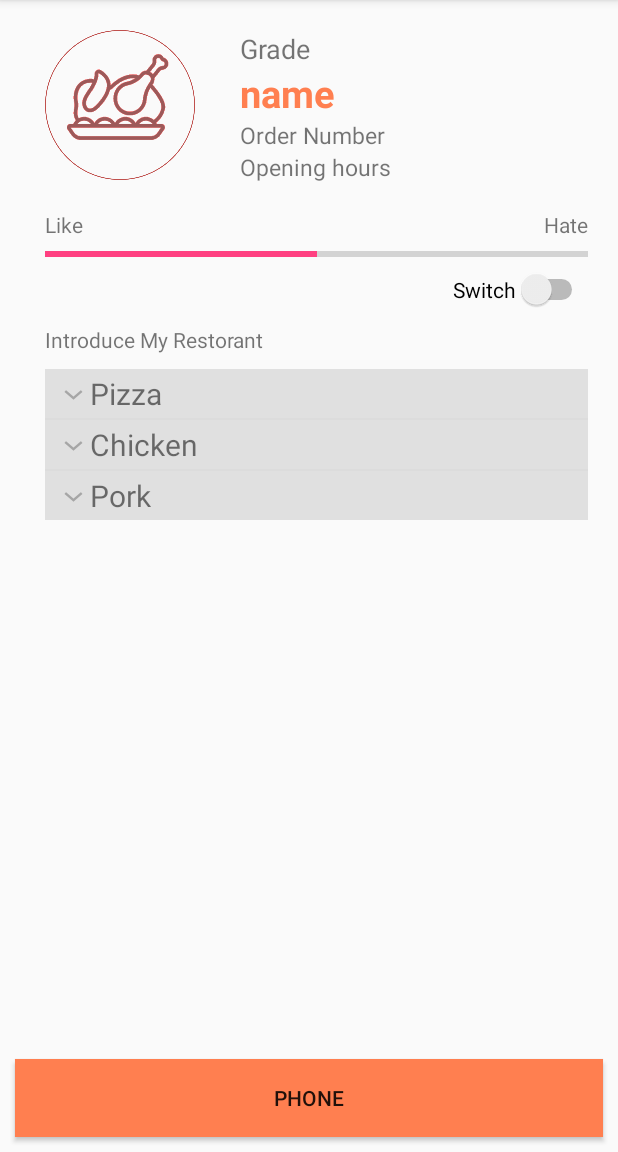
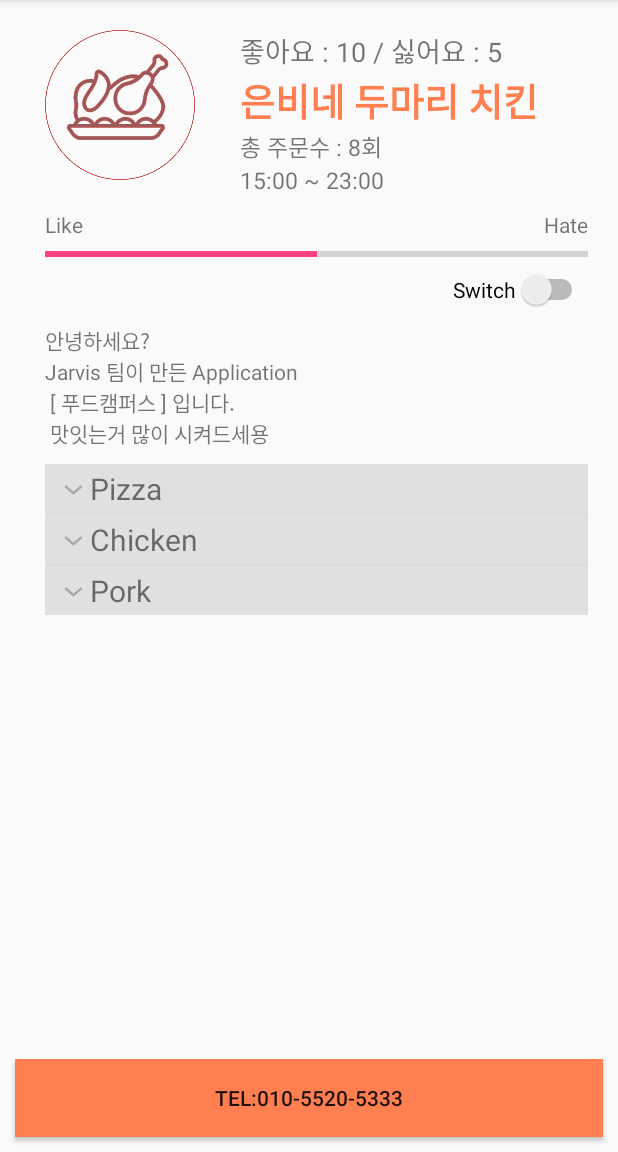
Before and after one commit to JunHoPark93/FoodCampus, an Android app: the DetailActivity screen opened directly, with no data from a screen before it, on a phone screen of 412 x 824 dp, the part 84-1236 px from its top. Run offline under Robolectric (Android 15) with nearby library versions, the phone set to English and light mode, and no system bars; our stand-ins replace ButterKnife; libraries missing offline, so code that uses them is left out: com.kakao.network, com.kakao.usermgmt, com.kakao.util.

Commit message:
레스토랑 뷰 수정

```diff
--- a/app/src/main/java/com/jarvis/foodcampus/presenter/detail/DetailAdapter.java
+++ b/app/src/main/java/com/jarvis/foodcampus/presenter/detail/DetailAdapter.java
@@ -37,7 +37,6 @@ public class DetailAdapter extends BaseExpandableListAdapter{
         arrayGroup = new ArrayList<>();
         arrayChild = new HashMap<>();
     }
-
 
     @Override
     public int getGroupCount() {
--- a/app/src/main/java/com/jarvis/foodcampus/presenter/detail/DetailPresenterImpl.java
+++ b/app/src/main/java/com/jarvis/foodcampus/presenter/detail/DetailPresenterImpl.java
@@ -7,7 +7,6 @@ import com.jarvis.foodcampus.view.detail.DetailView;
 
 import java.util.ArrayList;
 import java.util.HashMap;
-import java.util.LinkedHashMap;
 
 /**
  * Created by EunBi on 2016-10-23.
@@ -34,7 +33,6 @@ public class DetailPresenterImpl implements DetailPresenter {
         arrayGroup.add("Chicken");
         arrayGroup.add("Pork");
 
-
         ArrayList<DetailModel> arrayPizza = new ArrayList<DetailModel>();
         ArrayList<DetailModel> arrayChicken = new ArrayList<DetailModel>();
         ArrayList<DetailModel> arrayPork = new ArrayList<DetailModel>();
--- a/app/src/main/java/com/jarvis/foodcampus/view/detail/DetailActivity.java
+++ b/app/src/main/java/com/jarvis/foodcampus/view/detail/DetailActivity.java
@@ -19,51 +19,54 @@ import java.util.ArrayList;
 import java.util.HashMap;
 
 import butterknife.BindView;
+import butterknife.ButterKnife;
 import butterknife.OnClick;
 
 /**
  * Created by EunBi on 2016-10-23.
  */
 
-public class DetailActivity  extends BaseActivity implements DetailView {
+public class DetailActivity extends BaseActivity implements DetailView {
 
     ExpandableListView listView;
+    @BindView(R.id.detail_phone_btn)
+    Button detailPhoneBtn;
+    @BindView(R.id.detail_grade)
+    TextView detailGrade;
+    @BindView(R.id.detail_name)
+    TextView detailName;
+    @BindView(R.id.detail_order)
+    TextView detailOrder;
+    @BindView(R.id.detail_hour)
+    TextView detailHour;
+    @BindView(R.id.detail_intro)
+    TextView detailIntro;
+
     private DetailAdapter detailAdapter;
     private DetailPresenter detailPresenter;
 
-    @BindView(R.id.detail_grade)
-    TextView grade;
-    @BindView(R.id.detail_name)
-    TextView name;
-    @BindView(R.id.detail_hour)
-    TextView openHour;
-    @BindView(R.id.detail_order)
-    TextView orderNumber;
-    @BindView(R.id.detail_intro)
-    TextView intro;
-    @BindView(R.id.detail_phone_btn)
-    Button phoneBtn;
 
     @OnClick(R.id.detail_phone_btn)
     public void onClick(View v) {
-        Intent intent = new Intent(Intent.ACTION_DIAL, Uri.parse(phoneBtn.getText().toString().toLowerCase()));
+        Intent intent = new Intent(Intent.ACTION_DIAL, Uri.parse(detailPhoneBtn.getText().toString().toLowerCase()));
         startActivity(intent);
     }
 
     protected void onCreate(Bundle savedInstanceState) {
         super.onCreate(savedInstanceState);
         setContentView(R.layout.activity_detail);
+        ButterKnife.bind(this);
 
         listView = (ExpandableListView) this.findViewById(R.id.detail_expendList);
 
         //임시로 일케 연결함 intent로 넘겨주세요
-        name.setText("은비네 두마리 치킨");
-        grade.setText("좋아요 : 10 / 싫어요 : 5");
-        orderNumber.setText("총 주문수 : 8회");
-        openHour.setText("15:00 ~ 23:00");
-        intro.setText("안녕하세요? \nJarvis 팀이 만든 Application\n [ 푸드캠퍼스 ] 입니다. \n 맛잇는거 많이 시켜드세용");
+        detailName.setText("은비네 두마리 치킨");
+        detailGrade.setText("좋아요 : 10 / 싫어요 : 5");
+        detailOrder.setText("총 주문수 : 8회");
+        detailHour.setText("15:00 ~ 23:00");
+        detailIntro.setText("안녕하세요? \nJarvis 팀이 만든 Application\n [ 푸드캠퍼스 ] 입니다. \n 맛잇는거 많이 시켜드세용");
 
-        phoneBtn.setText("tel:010-5520-5333");
+        detailPhoneBtn.setText("tel:010-5520-5333");
 
         detailAdapter = new DetailAdapter(this);
         listView.setAdapter(detailAdapter);
@@ -71,16 +74,16 @@ public class DetailActivity  extends BaseActivity implements DetailView {
         detailPresenter = new DetailPresenterImpl(this, getApplicationContext());
         detailPresenter.initData();
 
-   //     setItem();
+        //     setItem();
 
-   //     listView.setAdapter(new DetailAdapter(this, arrayGroup, arrayChild));
+        //     listView.setAdapter(new DetailAdapter(this, arrayGroup, arrayChild));
 
 
     }
 
 
     @Override
-    public void add(ArrayList<String> arrayGroup,HashMap<String, ArrayList<DetailModel>> arrayChild) {
+    public void add(ArrayList<String> arrayGroup, HashMap<String, ArrayList<DetailModel>> arrayChild) {
         detailAdapter.addItem(arrayGroup, arrayChild);
     }
 }
--- a/app/src/main/java/com/jarvis/foodcampus/view/main/MainActivity.java
+++ b/app/src/main/java/com/jarvis/foodcampus/view/main/MainActivity.java
@@ -10,7 +10,7 @@ import com.jarvis.foodcampus.R;
 import com.jarvis.foodcampus.presenter.main.MainPresenter;
 import com.jarvis.foodcampus.presenter.main.MainPresenterImpl;
 import com.jarvis.foodcampus.view.base.BaseActivity;
-import com.jarvis.foodcampus.view.detail.DetailActivity;
+import com.jarvis.foodcampus.view.restaurant.RestaurantActivity;
 
 import butterknife.BindView;
 import butterknife.ButterKnife;
@@ -34,7 +34,7 @@ public class MainActivity extends BaseActivity implements MainView {
         // 혹시 다른 버튼의 기능이 추가될 수도 있으므로
         String btnCheck = mainPresenter.mainBtnCheck(v);
 
-        Intent intent = new Intent(getApplicationContext(), DetailActivity.class);
+        Intent intent = new Intent(getApplicationContext(), RestaurantActivity.class);
         startActivity(intent);
     }
 
```
Also changed, not shown: app/src/main/java/com/jarvis/foodcampus/presenter/restaurant/RestaurantAdpater.java (+8 -6 lines), app/src/main/java/com/jarvis/foodcampus/presenter/restaurant/RestaurantPresenterImpl.java (+7 -4 lines), app/src/main/java/com/jarvis/foodcampus/view/restaurant/RestaurantActivity.java (+8 -0 lines), app/src/main/res/drawable/bbq.PNG (added), app/src/main/res/drawable/kyochon.PNG (added), app/src/main/res/drawable/nene.PNG (added), app/src/main/res/drawable/peli.PNG (added), app/src/main/res/drawable/seunsal.PNG (added), app/src/main/res/drawable/tiva.PNG (added), app/src/main/res/drawable/wang.PNG (added).
